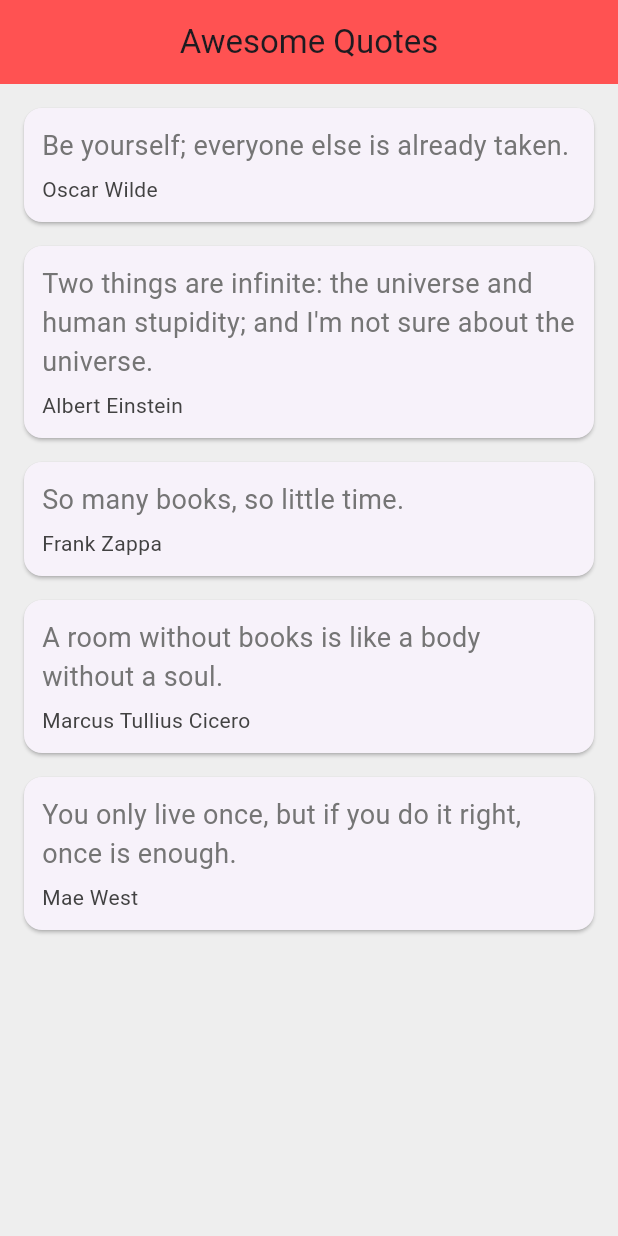
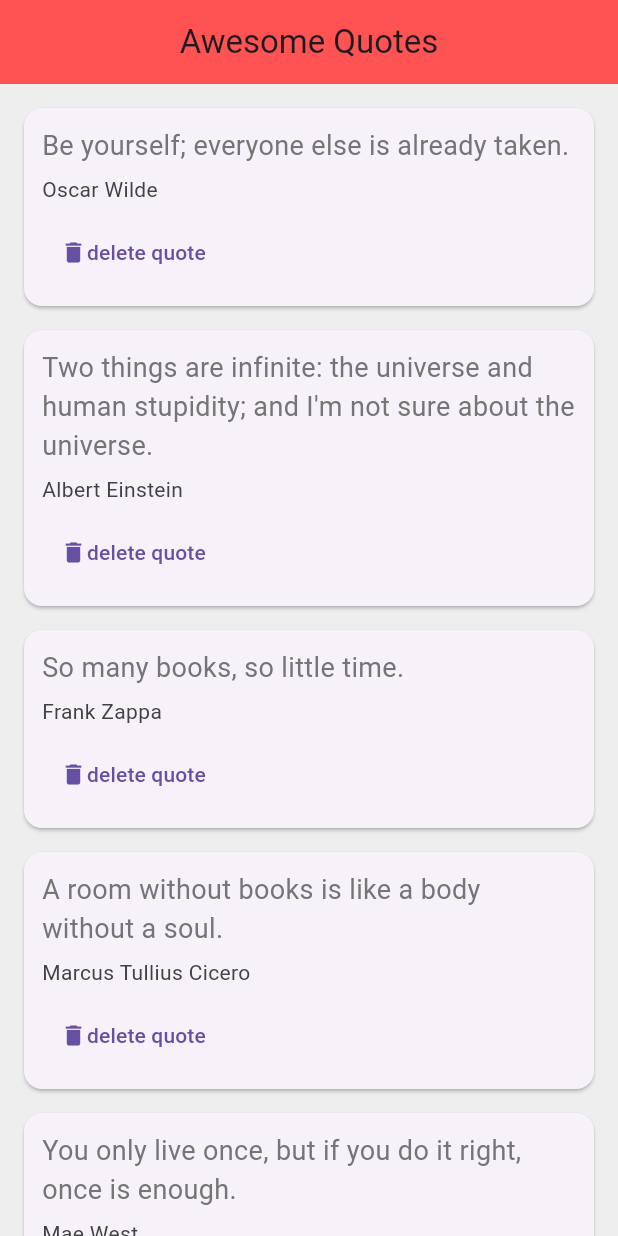
Before and after one commit to OwenLin-lwc/first_flutter_app, a Flutter app: the screen it shows after launch, on a phone screen of 412 x 824 dp. Run offline on Flutter 3.47's test engine with Material 3 defaults, Android fonts, the phone set to English and light mode, and no system bars.

Commit message:
#21 - Functions as Parameters

```diff
--- a/lib/main.dart
+++ b/lib/main.dart
@@ -40,7 +40,23 @@ class _MyAppState extends State<MyApp> {
         centerTitle: true,
         backgroundColor: Colors.redAccent,
       ),
-      body: Column(children: quotes.map((quote) => QuoteCard(quote)).toList()),
+      // A RenderFlex overflowed by x pixels on the bottom in Flutter: Causes and How to Fix
+      // https://www.omi.me/blogs/flutter-errors/a-renderflex-overflowed-by-x-pixels-on-the-bottom-in-flutter-causes-and-how-to-fix
+      body: ListView(
+        children:
+            quotes
+                .map(
+                  (quote) => QuoteCard(
+                    quote,
+                    delete: () {
+                      setState(() {
+                        quotes.remove(quote);
+                      });
+                    },
+                  ),
+                )
+                .toList(),
+      ),
     );
   }
 }
--- a/lib/widgets/quote_card.dart
+++ b/lib/widgets/quote_card.dart
@@ -3,8 +3,9 @@ import 'package:flutter/material.dart';
 
 class QuoteCard extends StatelessWidget {
   final Quote quote;
+  final VoidCallback delete;
 
-  QuoteCard(this.quote);
+  QuoteCard(this.quote, {required this.delete});
 
   @override
   Widget build(BuildContext context) {
@@ -24,6 +25,11 @@ class QuoteCard extends StatelessWidget {
               quote.author,
               style: TextStyle(fontSize: 14, color: Colors.grey[800]),
             ),
+            SizedBox(height: 8),
+            TextButton(
+              onPressed: delete,
+              child: Row(children: [Icon(Icons.delete), Text('delete quote')]),
+            ),
           ],
         ),
       ),
```
